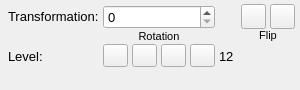
First picture: the form in sc_seg_xyz_transform.ui, repository nitramr/IndigoUIWidgets, before the edit.
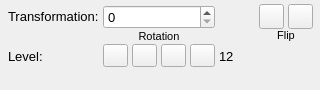
Second picture: the form after the edit.

```diff
--- a/sc_seg_xyz_transform.ui
+++ b/sc_seg_xyz_transform.ui
@@ -9,7 +9,7 @@
    <rect>
     <x>0</x>
     <y>0</y>
-    <width>300</width>
+    <width>320</width>
     <height>90</height>
    </rect>
   </property>
@@ -21,7 +21,7 @@
   </property>
   <property name="minimumSize">
    <size>
-    <width>300</width>
+    <width>320</width>
     <height>90</height>
    </size>
   </property>
@@ -38,7 +38,7 @@
     <rect>
      <x>0</x>
      <y>0</y>
-     <width>303</width>
+     <width>321</width>
      <height>88</height>
     </rect>
    </property>
```
